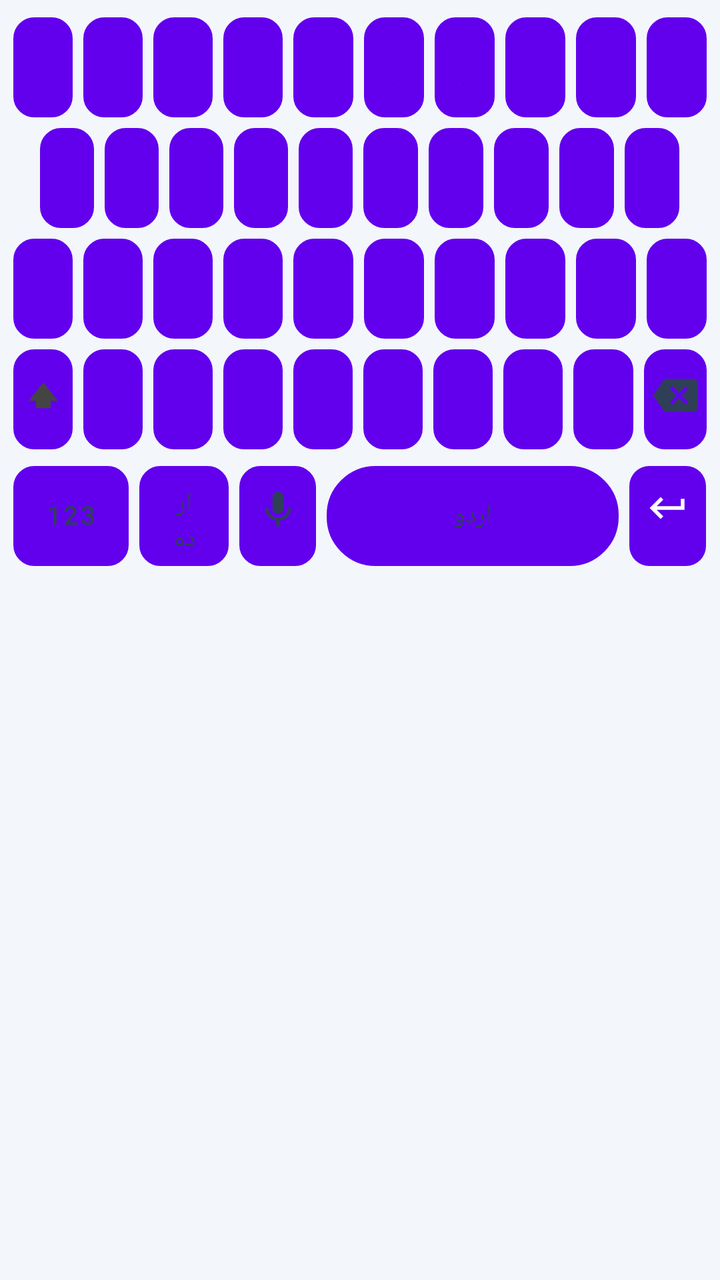
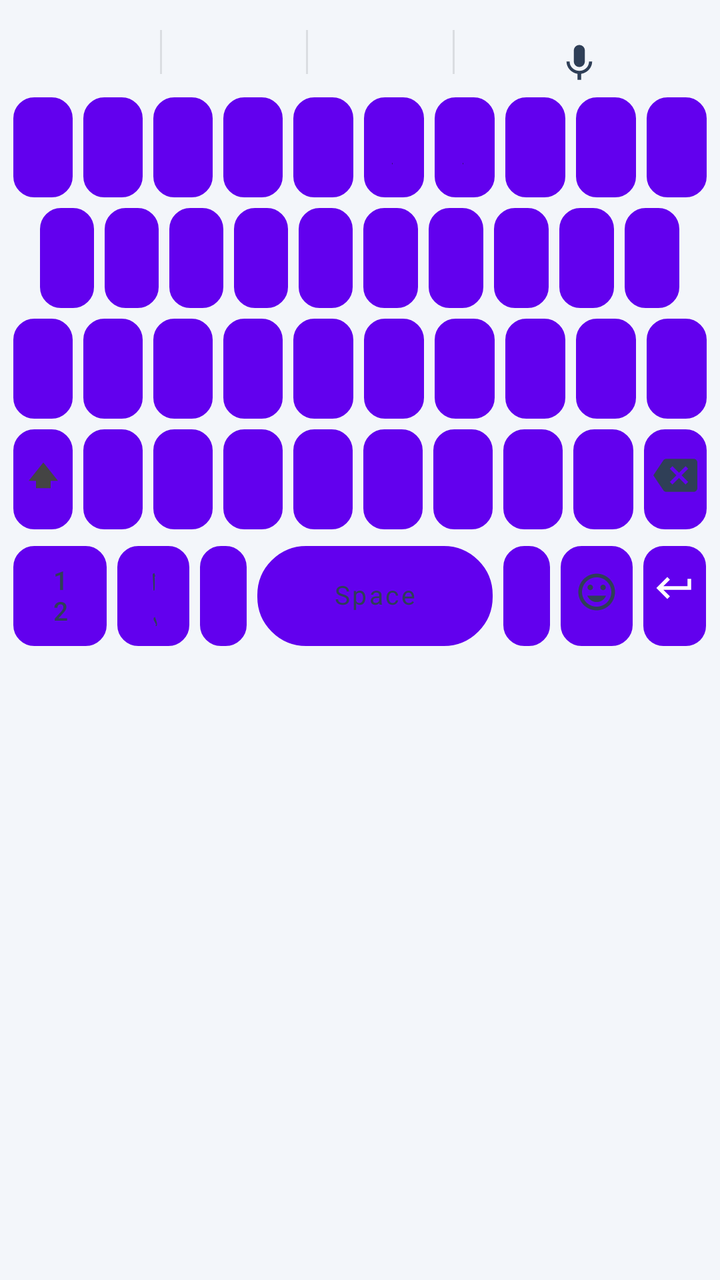

Two renders of the same Android screen: before a commit and after it. Below are the layout's source before the change and the commit's diff.
<!-- AndroidManifest.xml: fallback theme Theme.MaterialComponents.DayNight.NoActionBar -->
<!-- res/layout/keyboard_urdu.xml -->
<?xml version="1.0" encoding="utf-8"?>
<LinearLayout xmlns:android="http://schemas.android.com/apk/res/android"
    android:layout_width="match_parent"
    android:layout_height="wrap_content"
    android:background="@color/kb_bg_light"
    android:clipToPadding="false"
    android:layoutDirection="ltr"
    android:orientation="vertical"
    android:paddingStart="4dp"
    android:paddingEnd="4dp"
    android:paddingTop="6dp">

    
    <LinearLayout
        android:layout_width="match_parent"
        android:layout_height="wrap_content"
        android:orientation="horizontal">
        <Button android:id="@+id/urdu_key_1"  style="@style/KeyboardButton" android:text="ض" />
        <Button android:id="@+id/urdu_key_2"  style="@style/KeyboardButton" android:text="ص" />
        <Button android:id="@+id/urdu_key_3"  style="@style/KeyboardButton" android:text="ث" />
        <Button android:id="@+id/urdu_key_4"  style="@style/KeyboardButton" android:text="ق" />
        <Button android:id="@+id/urdu_key_5"  style="@style/KeyboardButton" android:text="ف" />
        <Button android:id="@+id/urdu_key_6"  style="@style/KeyboardButton" android:text="غ" />
        <Button android:id="@+id/urdu_key_7"  style="@style/KeyboardButton" android:text="ع" />
        <Button android:id="@+id/urdu_key_8"  style="@style/KeyboardButton" android:text="ہ" />
        <Button android:id="@+id/urdu_key_9"  style="@style/KeyboardButton" android:text="خ" />
        <Button android:id="@+id/urdu_key_10" style="@style/KeyboardButton" android:text="ح" />
    </LinearLayout>

    
    <LinearLayout
        android:layout_width="match_parent"
        android:layout_height="wrap_content"
        android:orientation="horizontal">
        <View android:layout_width="0dp" android:layout_height="0dp" android:layout_weight="0.5" />
        <Button android:id="@+id/urdu_key_11" style="@style/KeyboardButton" android:text="ج" />
        <Button android:id="@+id/urdu_key_12" style="@style/KeyboardButton" android:text="چ" />
        <Button android:id="@+id/urdu_key_13" style="@style/KeyboardButton" android:text="ظ" />
        <Button android:id="@+id/urdu_key_14" style="@style/KeyboardButton" android:text="ط" />
        <Button android:id="@+id/urdu_key_15" style="@style/KeyboardButton" android:text="ز" />
        <Button android:id="@+id/urdu_key_16" style="@style/KeyboardButton" android:text="ر" />
        <Button android:id="@+id/urdu_key_17" style="@style/KeyboardButton" android:text="ذ" />
        <Button android:id="@+id/urdu_key_18" style="@style/KeyboardButton" android:text="د" />
        <Button android:id="@+id/urdu_key_19" style="@style/KeyboardButton" android:text="ڈ" />
        <Button android:id="@+id/urdu_key_20" style="@style/KeyboardButton" android:text="ب" />
        <View android:layout_width="0dp" android:layout_height="0dp" android:layout_weight="0.5" />
    </LinearLayout>

    
    <LinearLayout
        android:layout_width="match_parent"
        android:layout_height="wrap_content"
        android:orientation="horizontal">
        <Button android:id="@+id/urdu_key_21" style="@style/KeyboardButton" android:text="پ" />
        <Button android:id="@+id/urdu_key_22" style="@style/KeyboardButton" android:text="ت" />
        <Button android:id="@+id/urdu_key_23" style="@style/KeyboardButton" android:text="ٹ" />
        <Button android:id="@+id/urdu_key_24" style="@style/KeyboardButton" android:text="ش" />
        <Button android:id="@+id/urdu_key_25" style="@style/KeyboardButton" android:text="س" />
        <Button android:id="@+id/urdu_key_26" style="@style/KeyboardButton" android:text="ک" />
        <Button android:id="@+id/urdu_key_27" style="@style/KeyboardButton" android:text="گ" />
        <Button android:id="@+id/urdu_key_28" style="@style/KeyboardButton" android:text="ل" />
        <Button android:id="@+id/urdu_key_29" style="@style/KeyboardButton" android:text="م" />
        <Button android:id="@+id/urdu_key_30" style="@style/KeyboardButton" android:text="ن" />
    </LinearLayout>

    
    <LinearLayout
        android:layout_width="match_parent"
        android:layout_height="wrap_content"
        android:baselineAligned="false"
        android:gravity="center_vertical"
        android:layout_marginBottom="3dp"
        android:orientation="horizontal">

        <Button
            android:id="@+id/urdu_key_shift"
            style="@style/KeyboardButtonShift"
            android:text=""
            android:drawableTop="@drawable/ic_shift"
            android:drawablePadding="0dp" />

        <Button android:id="@+id/urdu_key_31" style="@style/KeyboardButton" android:text="و" />
        <Button android:id="@+id/urdu_key_32" style="@style/KeyboardButton" android:text="ے" />
        <Button android:id="@+id/urdu_key_33" style="@style/KeyboardButton" android:text="ی" />
        <Button android:id="@+id/urdu_key_34" style="@style/KeyboardButton" android:text="ئ" />
        <Button android:id="@+id/urdu_key_35" style="@style/KeyboardButton" android:text="ؤ" />
        <Button android:id="@+id/urdu_key_36" style="@style/KeyboardButton" android:text="ا" />
        <Button android:id="@+id/urdu_key_37" style="@style/KeyboardButton" android:text="آ" />
        <Button android:id="@+id/urdu_key_38" style="@style/KeyboardButton" android:text="ژ" />

        <Button
            android:id="@+id/urdu_backspace"
            style="@style/KeyboardButtonIcon"
            android:text=""
            android:drawableTop="@drawable/ic_backspace"
            android:drawablePadding="0dp" />
    </LinearLayout>

    
    <LinearLayout
        android:layout_width="match_parent"
        android:layout_height="wrap_content"
        android:baselineAligned="false"
        android:gravity="center_vertical"
        android:paddingBottom="2dp"
        android:orientation="horizontal">

        <Button
            android:id="@+id/urdu_key_symbols"
            style="@style/KeyboardButtonBottomSmall"
            android:text="123" />

        <Button
            android:id="@+id/urdu_key_language"
            style="@style/KeyboardButtonLanguage"
            android:text="اردو" />

        <Button
            android:id="@+id/urdu_key_voice"
            style="@style/KeyboardButtonMic"
            android:text=""
            android:drawableTop="@drawable/ic_mic"
            android:drawablePadding="0dp" />

        <Button
            android:id="@+id/urdu_key_space"
            style="@style/KeyboardButtonSpace"
            android:text="اردو" />

        <Button
            android:id="@+id/urdu_key_enter"
            style="@style/KeyboardButtonEnter"
            android:layout_weight="0.9"
            android:text=""
            android:drawableTop="@drawable/ic_enter"
            android:drawablePadding="0dp" />
    </LinearLayout>

</LinearLayout>
<!-- resources referenced by this layout -->
<resources>
  <color name="kb_bg_light">#F3F6FA</color>
  <!-- drawable ic_shift (drawable) -->
  <?xml version="1.0" encoding="utf-8"?>
  <vector xmlns:android="http://schemas.android.com/apk/res/android"
      android:width="22dp"
      android:height="22dp"
      android:viewportWidth="24"
      android:viewportHeight="24">
      <path
          android:fillColor="#444444"
          android:pathData="M4,15h4v4h8v-4h4L12,5L4,15z" />
  </vector>
  <style name="KeyboardButtonBottomSmall" parent="KeyboardButtonFunctional">
          <item name="android:layout_weight">1.35</item>
          <item name="android:textSize">13sp</item>
      </style>
  <style name="KeyboardButtonLanguage" parent="KeyboardButtonFunctional">
          <item name="android:layout_weight">1.05</item>
          <item name="android:textSize">13sp</item>
      </style>
  <style name="KeyboardButtonMic" parent="KeyboardButtonFunctional">
          <item name="android:layout_weight">0.9</item>
          <item name="android:paddingTop">5dp</item>
          <item name="android:paddingBottom">5dp</item>
          <item name="android:textSize">0sp</item>
          <item name="android:gravity">center</item>
          <item name="android:drawableTint">@color/kb_icon_light</item>
      </style>
  <style name="KeyboardButtonShift" parent="KeyboardButtonIcon">
          <item name="android:layout_weight">1.0</item>
          <item name="android:drawableTint">@null</item>
      </style>
  <style name="KeyboardButtonSpace" parent="KeyboardButton">
          <item name="android:layout_weight">3.4</item>
          <item name="android:background">@drawable/key_background_space</item>
          <item name="android:textSize">13sp</item>
          <item name="android:textColor">@color/kb_text_functional_light</item>
          <item name="android:fontFamily">sans-serif</item>
      </style>
  <color name="kb_text_primary_light">#1A1C1E</color>
  <style name="KeyboardButtonFunctional" parent="KeyboardButton">
          <item name="android:background">@drawable/key_background_functional</item>
          <item name="android:textColor">@color/kb_text_functional_light</item>
          <item name="android:textSize">14sp</item>
          <item name="android:fontFamily">sans-serif-medium</item>
      </style>
  <color name="kb_enter_text">#FFFFFF</color>
  <color name="kb_icon_light">#2F3F57</color>
  <color name="kb_text_functional_light">#2F3F57</color>
  <color name="kb_ripple_light">#1F0B57D0</color>
  <color name="kb_key_light">#FFFFFF</color>
  <color name="kb_key_stroke_light">#D5DEE8</color>
  <color name="kb_accent">#0B57D0</color>
  <color name="kb_key_functional_light">#EAF1FA</color>
  <!-- unchanged entries left out for length: 10 -->
</resources>

<!-- the commit's change to res/layout/keyboard_urdu.xml (unified diff, before → after) -->
@@ -9,6 +9,57 @@
     android:paddingStart="4dp"
     android:paddingEnd="4dp"
     android:paddingTop="6dp">
+
+    
+    <LinearLayout
+        android:id="@+id/suggestions_strip"
+        android:layout_width="match_parent"
+        android:layout_height="40dp"
+        android:orientation="horizontal"
+        android:gravity="center_vertical"
+        android:paddingStart="4dp"
+        android:paddingEnd="4dp">
+
+        <Button
+            android:id="@+id/suggestion_left"
+            style="@style/SuggestionButton"
+            android:text="" />
+
+        <View
+            android:layout_width="1dp"
+            android:layout_height="22dp"
+            android:background="#1A000000" />
+
+        <Button
+            android:id="@+id/suggestion_center"
+            style="@style/SuggestionButton"
+            android:text="" />
+
+        <View
+            android:layout_width="1dp"
+            android:layout_height="22dp"
+            android:background="#1A000000" />
+
+        <Button
+            android:id="@+id/suggestion_right"
+            style="@style/SuggestionButton"
+            android:text="" />
+
+        <View
+            android:layout_width="1dp"
+            android:layout_height="22dp"
+            android:background="#1A000000" />
+
+        <Button
+            android:id="@+id/urdu_key_voice"
+            style="@style/KeyboardButtonIcon"
+            android:layout_width="44dp"
+            android:layout_height="match_parent"
+            android:background="@android:color/transparent"
+            android:text=""
+            android:drawableTop="@drawable/ic_mic"
+            android:drawablePadding="0dp" />
+    </LinearLayout>
 
     
     <LinearLayout
@@ -116,16 +167,28 @@
             android:text="اردو" />
 
         <Button
-            android:id="@+id/urdu_key_voice"
-            style="@style/KeyboardButtonMic"
-            android:text=""
-            android:drawableTop="@drawable/ic_mic"
-            android:drawablePadding="0dp" />
+            android:id="@+id/urdu_key_comma"
+            style="@style/KeyboardButtonFunctional"
+            android:layout_weight="0.68"
+            android:text="،" />
 
         <Button
             android:id="@+id/urdu_key_space"
             style="@style/KeyboardButtonSpace"
-            android:text="اردو" />
+            android:text="Space" />
+
+        <Button
+            android:id="@+id/urdu_key_dot"
+            style="@style/KeyboardButtonFunctional"
+            android:layout_weight="0.68"
+            android:text="۔" />
+
+        <Button
+            android:id="@+id/urdu_key_emoji"
+            style="@style/KeyboardButtonIcon"
+            android:text=""
+            android:drawableTop="@drawable/ic_emoji"
+            android:drawablePadding="0dp" />
 
         <Button
             android:id="@+id/urdu_key_enter"
<!-- resource entries referenced after the edit -->
@@ -1,6 +1,17 @@
 <!-- resources referenced by this layout -->
 <resources>
   <color name="kb_bg_light">#F3F6FA</color>
+  <!-- drawable ic_emoji (drawable) -->
+  <?xml version="1.0" encoding="utf-8"?>
+  <vector xmlns:android="http://schemas.android.com/apk/res/android"
+      android:width="22dp"
+      android:height="22dp"
+      android:viewportWidth="24"
+      android:viewportHeight="24">
+      <path
+          android:fillColor="#333333"
+          android:pathData="M12,2C6.48,2 2,6.48 2,12s4.48,10 10,10 10,-4.48 10,-10S17.52,2 12,2zM12,20c-4.41,0 -8,-3.59 -8,-8s3.59,-8 8,-8 8,3.59 8,8 -3.59,8 -8,8zM15.5,11c0.83,0 1.5,-0.67 1.5,-1.5S16.33,8 15.5,8 14,8.67 14,9.5s0.67,1.5 1.5,1.5zM8.5,11c0.83,0 1.5,-0.67 1.5,-1.5S9.33,8 8.5,8 7,8.67 7,9.5 7.67,11 8.5,11zM12,17.5c2.33,0 4.31,-1.46 5.11,-3.5L6.89,14c0.8,2.04 2.78,3.5 5.11,3.5z" />
+  </vector>
   <!-- drawable ic_shift (drawable) -->
   <?xml version="1.0" encoding="utf-8"?>
   <vector xmlns:android="http://schemas.android.com/apk/res/android"
@@ -20,14 +31,6 @@
           <item name="android:layout_weight">1.05</item>
           <item name="android:textSize">13sp</item>
       </style>
-  <style name="KeyboardButtonMic" parent="KeyboardButtonFunctional">
-          <item name="android:layout_weight">0.9</item>
-          <item name="android:paddingTop">5dp</item>
-          <item name="android:paddingBottom">5dp</item>
-          <item name="android:textSize">0sp</item>
-          <item name="android:gravity">center</item>
-          <item name="android:drawableTint">@color/kb_icon_light</item>
-      </style>
   <style name="KeyboardButtonShift" parent="KeyboardButtonIcon">
           <item name="android:layout_weight">1.0</item>
           <item name="android:drawableTint">@null</item>
@@ -38,6 +41,21 @@
           <item name="android:textSize">13sp</item>
           <item name="android:textColor">@color/kb_text_functional_light</item>
           <item name="android:fontFamily">sans-serif</item>
+      </style>
+  <style name="SuggestionButton">
+          <item name="android:layout_width">0dp</item>
+          <item name="android:layout_height">match_parent</item>
+          <item name="android:layout_weight">1</item>
+          <item name="android:background">@android:color/transparent</item>
+          <item name="android:textColor">@color/kb_text_primary_light</item>
+          <item name="android:textSize">16sp</item>
+          <item name="android:textAllCaps">false</item>
+          <item name="android:gravity">center</item>
+          <item name="android:clickable">true</item>
+          <item name="android:focusable">true</item>
+          <item name="android:stateListAnimator">@null</item>
+          <item name="android:elevation">0dp</item>
+          <item name="android:includeFontPadding">false</item>
       </style>
   <color name="kb_text_primary_light">#1A1C1E</color>
   <style name="KeyboardButtonFunctional" parent="KeyboardButton">
